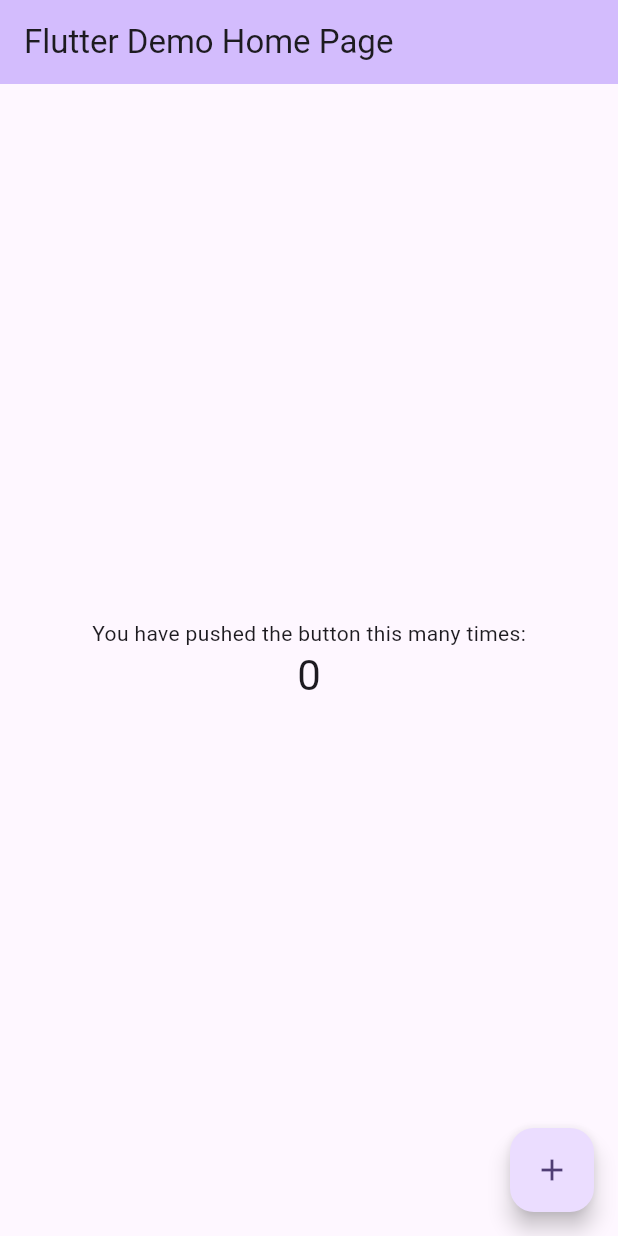
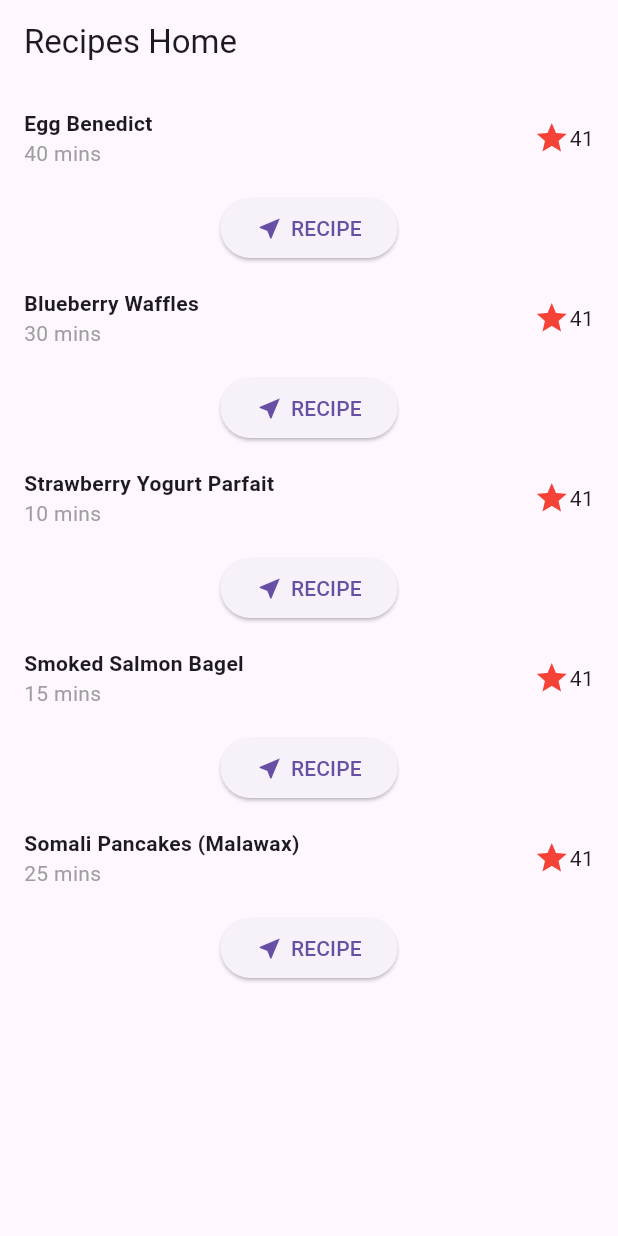
Before and after one commit to Sharmake-gif/recipe_book, a Flutter app: the screen it shows after launch, on a phone screen of 412 x 824 dp. Run offline on Flutter 3.47's test engine with Material 3 defaults, Android fonts, the phone set to English and light mode, and no system bars; missing offline and left inert: cw2.

Commit message:
Updated Main Dart file

```diff
--- a/lib/main.dart
+++ b/lib/main.dart
@@ -1,125 +1,208 @@
 import 'package:flutter/material.dart';
+import 'package:cw2/recipe_detail.dart';
 
-void main() {
-  runApp(const MyApp());
-}
+void main() => runApp(const MyApp());
 
 class MyApp extends StatelessWidget {
   const MyApp({super.key});
 
-  // This widget is the root of your application.
   @override
   Widget build(BuildContext context) {
+    const String appTitle = 'Recipes Home';
     return MaterialApp(
-      title: 'Flutter Demo',
-      theme: ThemeData(
-        // This is the theme of your application.
-        //
-        // TRY THIS: Try running your application with "flutter run". You'll see
-        // the application has a purple toolbar. Then, without quitting the app,
-        // try changing the seedColor in the colorScheme below to Colors.green
-        // and then invoke "hot reload" (save your changes or press the "hot
-        // reload" button in a Flutter-supported IDE, or press "r" if you used
-        // the command line to start the app).
-        //
-        // Notice that the counter didn't reset back to zero; the application
-        // state is not lost during the reload. To reset the state, use hot
-        // restart instead.
-        //
-        // This works for code too, not just values: Most code changes can be
-        // tested with just a hot reload.
-        colorScheme: ColorScheme.fromSeed(seedColor: Colors.deepPurple),
-        useMaterial3: true,
-      ),
-      home: const MyHomePage(title: 'Flutter Demo Home Page'),
+      title: appTitle,
+      home: RecipeHomeScreen(),
     );
   }
 }
 
-class MyHomePage extends StatefulWidget {
-  const MyHomePage({super.key, required this.title});
-
-  // This widget is the home page of your application. It is stateful, meaning
-  // that it has a State object (defined below) that contains fields that affect
-  // how it looks.
-
-  // This class is the configuration for the state. It holds the values (in this
-  // case the title) provided by the parent (in this case the App widget) and
-  // used by the build method of the State. Fields in a Widget subclass are
-  // always marked "final".
-
-  final String title;
-
-  @override
-  State<MyHomePage> createState() => _MyHomePageState();
-}
-
-class _MyHomePageState extends State<MyHomePage> {
-  int _counter = 0;
-
-  void _incrementCounter() {
-    setState(() {
-      // This call to setState tells the Flutter framework that something has
-      // changed in this State, which causes it to rerun the build method below
-      // so that the display can reflect the updated values. If we changed
-      // _counter without calling setState(), then the build method would not be
-      // called again, and so nothing would appear to happen.
-      _counter++;
-    });
-  }
+class RecipeHomeScreen extends StatelessWidget {
+  const RecipeHomeScreen({super.key});
 
   @override
   Widget build(BuildContext context) {
-    // This method is rerun every time setState is called, for instance as done
-    // by the _incrementCounter method above.
-    //
-    // The Flutter framework has been optimized to make rerunning build methods
-    // fast, so that you can just rebuild anything that needs updating rather
-    // than having to individually change instances of widgets.
+    const String appTitle = 'Recipes Home';
+
     return Scaffold(
-      appBar: AppBar(
-        // TRY THIS: Try changing the color here to a specific color (to
-        // Colors.amber, perhaps?) and trigger a hot reload to see the AppBar
-        // change color while the other colors stay the same.
-        backgroundColor: Theme.of(context).colorScheme.inversePrimary,
-        // Here we take the value from the MyHomePage object that was created by
-        // the App.build method, and use it to set our appbar title.
-        title: Text(widget.title),
-      ),
-      body: Center(
-        // Center is a layout widget. It takes a single child and positions it
-        // in the middle of the parent.
+      appBar: AppBar(title: const Text(appTitle)),
+      body: SingleChildScrollView(
         child: Column(
-          // Column is also a layout widget. It takes a list of children and
-          // arranges them vertically. By default, it sizes itself to fit its
-          // children horizontally, and tries to be as tall as its parent.
-          //
-          // Column has various properties to control how it sizes itself and
-          // how it positions its children. Here we use mainAxisAlignment to
-          // center the children vertically; the main axis here is the vertical
-          // axis because Columns are vertical (the cross axis would be
-          // horizontal).
-          //
-          // TRY THIS: Invoke "debug painting" (choose the "Toggle Debug Paint"
-          // action in the IDE, or press "p" in the console), to see the
-          // wireframe for each widget.
-          mainAxisAlignment: MainAxisAlignment.center,
-          children: <Widget>[
-            const Text(
-              'You have pushed the button this many times:',
+          children: [
+            TitleSection(name: 'Egg Benedict', location: '40 mins'),
+            ButtonSection(
+              name: 'Egg Benedict',
+              location: '40 mins',
+              ingredients: [
+                '2 eggs',
+                '1 English muffin',
+                '2 slices ham',
+                'Hollandaise sauce',
+              ],
+              steps: [
+                'Toast the English muffin and place ham on top.',
+                'Poach the eggs in simmering water.',
+                'Place poached eggs on the muffin and top with Hollandaise sauce.',
+                'Serve immediately.',
+              ],
             ),
-            Text(
-              '$_counter',
-              style: Theme.of(context).textTheme.headlineMedium,
+            TitleSection(name: 'Blueberry Waffles', location: '30 mins'),
+            ButtonSection(
+              name: 'Blueberry Waffles',
+              location: '30 mins',
+              ingredients: [
+                '1 cup flour',
+                '1 egg',
+                '1 cup milk',
+                '2 tbsp sugar',
+                '1 tsp baking powder',
+                '1/2 tsp salt',
+                '1/2 cup blueberries',
+              ],
+              steps: [
+                'Mix all ingredients in a bowl except blueberries.',
+                'Preheat waffle iron and grease it lightly.',
+                'Pour batter into the iron and sprinkle blueberries.',
+                'Cook until golden brown and serve with syrup.',
+              ],
+            ),
+            TitleSection(
+                name: 'Strawberry Yogurt Parfait', location: '10 mins'),
+            ButtonSection(
+              name: 'Strawberry Yogurt Parfait',
+              location: '10 mins',
+              ingredients: [
+                '1 cup Greek yogurt',
+                '1/2 cup granola',
+                '1/2 cup strawberries (sliced)',
+                '1 tbsp honey',
+              ],
+              steps: [
+                'In a glass, layer yogurt, granola, and strawberries.',
+                'Repeat the layers until the glass is full.',
+                'Drizzle honey on top and serve immediately.',
+              ],
+            ),
+            TitleSection(name: 'Smoked Salmon Bagel', location: '15 mins'),
+            ButtonSection(
+              name: 'Smoked Salmon Bagel',
+              location: '15 mins',
+              ingredients: [
+                '1 bagel (sliced)',
+                '2 tbsp cream cheese',
+                '3 slices smoked salmon',
+                '1 tsp capers',
+                '1 slice red onion',
+              ],
+              steps: [
+                'Toast the bagel until golden brown.',
+                'Spread cream cheese evenly on both halves.',
+                'Top with smoked salmon, capers, and red onion.',
+                'Serve immediately.',
+              ],
+            ),
+            TitleSection(
+                name: 'Somali Pancakes (Malawax)', location: '25 mins'),
+            ButtonSection(
+              name: 'Somali Pancakes (Malawax)',
+              location: '25 mins',
+              ingredients: [
+                '2 cups flour',
+                '2 tbsp sugar',
+                '1 tsp yeast',
+                '1/2 tsp cardamom powder',
+                '1 cup warm milk',
+                '1 egg',
+                '1/2 tsp salt',
+                'Butter for cooking',
+              ],
+              steps: [
+                'Mix flour, sugar, yeast, salt, and cardamom in a bowl.',
+                'Add warm milk and egg, then whisk until smooth.',
+                'Let the batter rest for 30 minutes.',
+                'Heat a pan with butter and pour batter in small circles.',
+                'Cook until bubbles form, then flip and cook until golden brown.',
+                'Serve warm with honey or tea.',
+              ],
             ),
           ],
         ),
       ),
-      floatingActionButton: FloatingActionButton(
-        onPressed: _incrementCounter,
-        tooltip: 'Increment',
-        child: const Icon(Icons.add),
-      ), // This trailing comma makes auto-formatting nicer for build methods.
     );
   }
 }
+
+class TitleSection extends StatelessWidget {
+  const TitleSection({super.key, required this.name, required this.location});
+
+  final String name;
+  final String location;
+
+  @override
+  Widget build(BuildContext context) {
+    return Padding(
+      padding: const EdgeInsets.all(16),
+      child: Row(
+        children: [
+          Expanded(
+            child: Column(
+              crossAxisAlignment: CrossAxisAlignment.start,
+              children: [
+                Text(name, style: const TextStyle(fontWeight: FontWeight.bold)),
+                Text(location, style: TextStyle(color: Colors.grey[500])),
+              ],
+            ),
+          ),
+          Icon(Icons.star, color: Colors.red[500]),
+          const Text('41'),
+        ],
+      ),
+    );
+  }
+}
+
+class ButtonSection extends StatelessWidget {
+  final String name;
+  final String location;
+  final List<String> ingredients;
+  final List<String> steps;
+
+  const ButtonSection({
+    super.key,
+    required this.name,
+    required this.location,
+    required this.ingredients,
+    required this.steps,
+  });
+
+  @override
+  Widget build(BuildContext context) {
+    final Color color = Theme.of(context).primaryColor;
+    return Row(
+      mainAxisAlignment: MainAxisAlignment.spaceEvenly,
+      children: [
+        ElevatedButton(
+          onPressed: () {
+            Navigator.push(
+              context,
+              MaterialPageRoute(
+                builder: (context) => RecipeDetail(
+                  name: name,
+                  location: location,
+                  ingredients: ingredients,
+                  steps: steps,
+                ),
+              ),
+            );
+          },
+          child: Row(
+            children: [
+              Icon(Icons.near_me, color: color),
+              const SizedBox(width: 5),
+              const Text('RECIPE'),
+            ],
+          ),
+        ),
+      ],
+    );
+  }
+}
```
Also changed, not shown: lib/recipe.dart (added).
